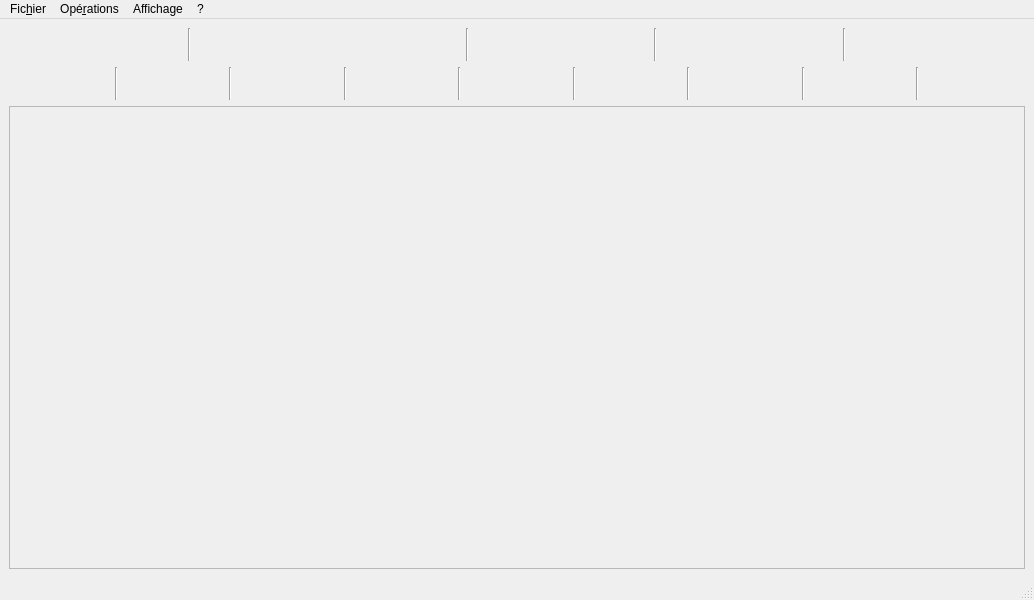
First picture: the form in pythot.ui, repository christophe-riolo/pythot, before the edit.
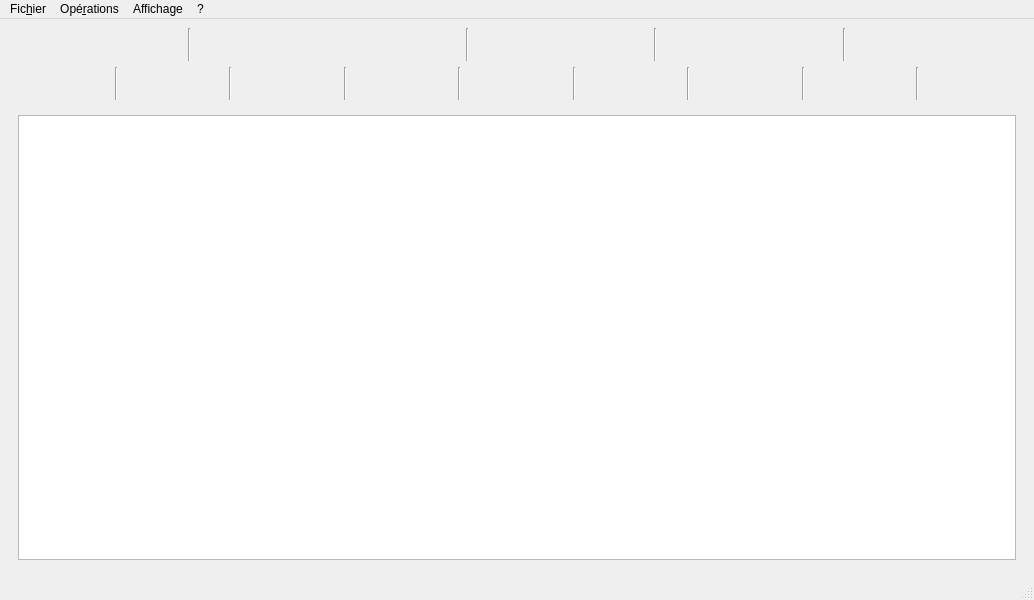
Second picture: the form after the edit. Icons and pictures are not drawn.

Diff of the .ui file:
```diff
--- a/pythot.ui
+++ b/pythot.ui
@@ -536,6 +536,18 @@
      <layout class="QGridLayout" name="gridLayout" rowstretch="0" columnstretch="0">
       <item row="0" column="0">
        <widget class="QScrollArea" name="scrollArea">
+        <property name="font">
+         <font>
+          <family>Latin Modern Roman</family>
+          <pointsize>18</pointsize>
+          <weight>75</weight>
+          <italic>true</italic>
+          <bold>true</bold>
+         </font>
+        </property>
+        <property name="frameShape">
+         <enum>QFrame::NoFrame</enum>
+        </property>
         <property name="widgetResizable">
          <bool>true</bool>
         </property>
@@ -544,10 +556,24 @@
           <rect>
            <x>0</x>
            <y>0</y>
-           <width>1016</width>
-           <height>417</height>
+           <width>1020</width>
+           <height>421</height>
           </rect>
          </property>
+         <layout class="QHBoxLayout" name="horizontalLayout">
+          <item>
+           <widget class="QListView" name="equations">
+            <property name="font">
+             <font>
+              <stylestrategy>PreferAntialias</stylestrategy>
+             </font>
+            </property>
+            <property name="viewMode">
+             <enum>QListView::ListMode</enum>
+            </property>
+           </widget>
+          </item>
+         </layout>
         </widget>
        </widget>
       </item>
```
Left out of the diff: 570 changed lines with no effect on the pictures.
